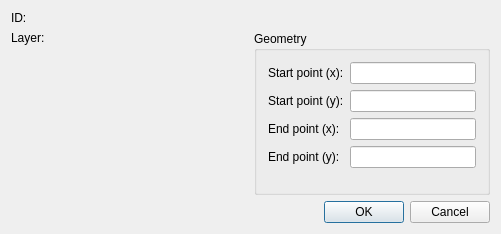
The window that librecad/src/ui/dialogs/entity/qg_dlgline.ui (LibreCAD/LibreCAD) describes before a commit, drawn with Qt 5.
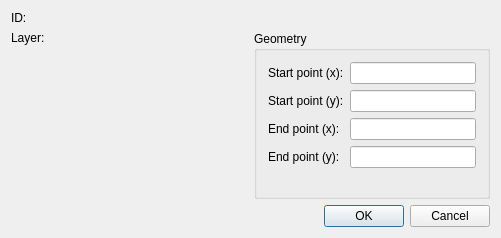
The same window after the commit. Custom widgets are drawn as their Qt base class.

The edit to the form file:
```diff
--- a/librecad/src/ui/dialogs/entity/qg_dlgline.ui
+++ b/librecad/src/ui/dialogs/entity/qg_dlgline.ui
@@ -10,7 +10,7 @@
     <x>0</x>
     <y>0</y>
     <width>501</width>
-    <height>234</height>
+    <height>238</height>
    </rect>
   </property>
   <property name="sizePolicy">
```
Left out of the diff: 18 changed lines with no effect on the pictures.
